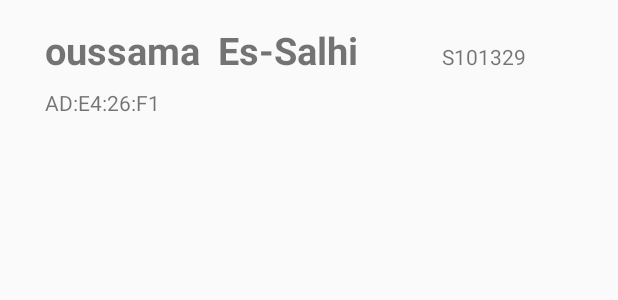
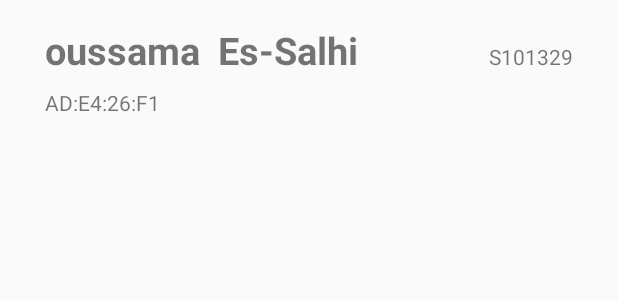
Before and after one commit to mnirm/AppOfTheYear, an Android app: the layout studentlist_item.xml on its own in the app's theme, with its tools: preview values and no code run, on a phone screen of 412 x 824 dp. Shown: the top 300 px of the screen. Run offline under Robolectric (Android 15) with nearby library versions, the phone set to English and light mode, and no system bars.

Commit message:
adjusted students list and changed fab icon to a plus

```diff
--- a/app/build.gradle
+++ b/app/build.gradle
@@ -16,6 +16,10 @@ android {
             proguardFiles getDefaultProguardFile('proguard-android.txt'), 'proguard-rules.pro'
         }
     }
+    compileOptions {
+        targetCompatibility 1.8
+        sourceCompatibility 1.8
+    }
 }
 
 dependencies {
--- a/app/src/main/res/layout/activity_students_list.xml
+++ b/app/src/main/res/layout/activity_students_list.xml
@@ -28,6 +28,6 @@
         android:layout_height="wrap_content"
         android:layout_gravity="bottom|end"
         android:layout_margin="@dimen/fab_margin"
-        app:srcCompat="@android:drawable/ic_dialog_email" />
+        app:srcCompat="@drawable/ic_add_for_fab" />
 
 </android.support.design.widget.CoordinatorLayout>
--- a/app/src/main/res/layout/studentlist_item.xml
+++ b/app/src/main/res/layout/studentlist_item.xml
@@ -43,11 +43,8 @@
         android:layout_width="wrap_content"
         android:layout_height="wrap_content"
         android:layout_marginEnd="30dp"
-        android:layout_marginStart="56dp"
         android:layout_marginTop="28dp"
         app:layout_constraintEnd_toEndOf="parent"
-        app:layout_constraintHorizontal_bias="0.0"
-        app:layout_constraintStart_toEndOf="@+id/textViewStudentLastName"
         app:layout_constraintTop_toTopOf="parent"
         tools:text="S101329" />
 
--- a/app/src/main/res/values/styles.xml
+++ b/app/src/main/res/values/styles.xml
@@ -7,6 +7,7 @@
         <item name="colorPrimaryDark">@color/colorPrimaryDark</item>
         <item name="colorAccent">@color/colorAccent</item>
     </style>
+
 
     <style name="AppTheme.NoActionBar">
         <item name="windowActionBar">false</item>
```
Also changed, not shown: app/src/main/java/jarno/oussama/com/examenmonitor/StudentsListActivity.java (+5 -10 lines).
